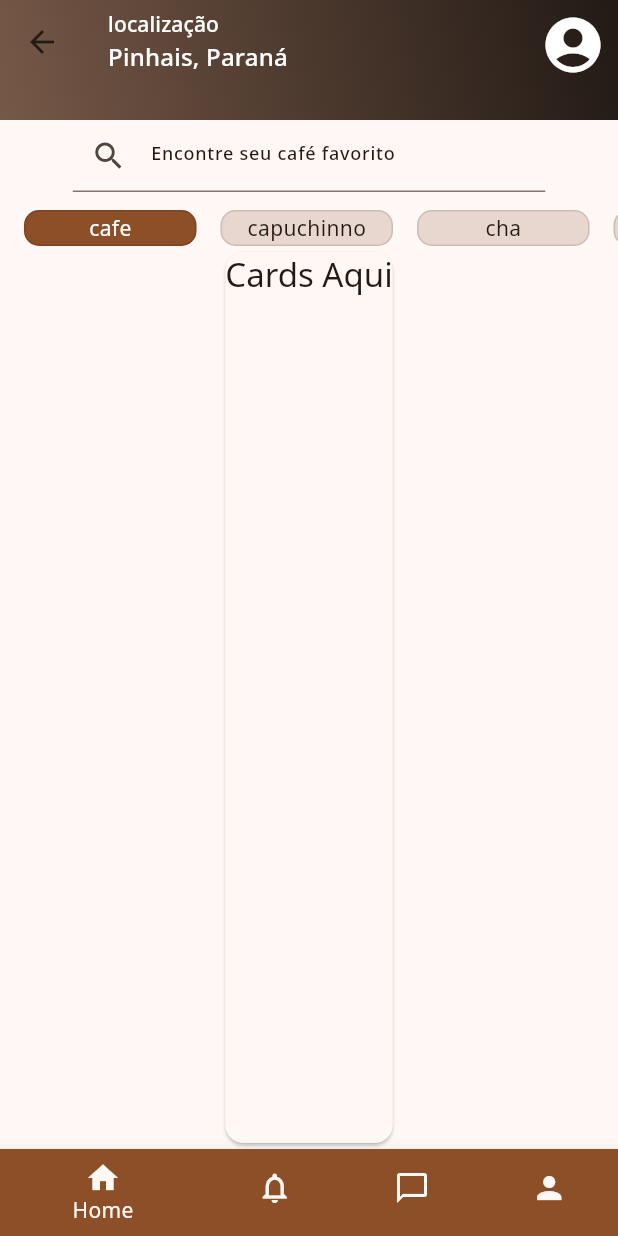
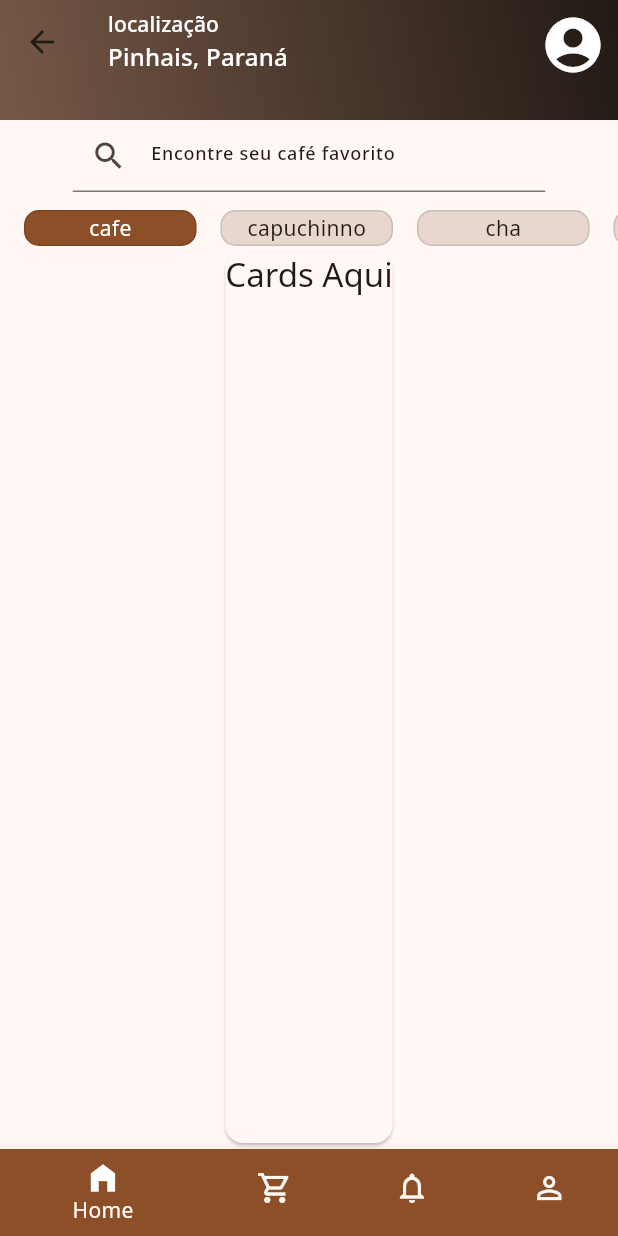
Before and after one commit to andreyrv18/CafePraJa, a Flutter app: the NavigationBottomBar screen opened directly, on a phone screen of 412 x 824 dp. Run offline on Flutter 3.47's test engine with Material 3 defaults, Android fonts, the phone set to English and light mode, and no system bars; our stand-ins replace google_fonts.

Commit message:
refactor: reorganiza as páginas no NavigationBottomBar e melhora a legibilidade do código

```diff
--- a/lib/widgets/navigation_bottom_bar.dart
+++ b/lib/widgets/navigation_bottom_bar.dart
@@ -16,51 +16,55 @@ class _NavigationBottomBarState extends State<NavigationBottomBar> {
   final List<Widget> pages = [
     Scaffold(appBar: AppBarWidget(), body: MyHomePage(title: "Home")),
     Scaffold(
+      appBar: AppBar(title: const Text("Checkout")),
+      body: const Center(child: Text("Página de Checkout")),
+    ),
+    Scaffold(
       appBar: AppBar(title: const Text("Notificações")),
       body: const Center(child: Text("Página de Notificações")),
     ),
-    Scaffold(
-      appBar: AppBar(title: const Text("Mensagens")),
-      body: const Center(child: Text("Página de Mensagens")),
-    ),
     Scaffold(appBar: AppBar(title: const Text("Perfil")), body: Perfil()),
   ];
+
+  void _onItemTapped(int index) {
+    setState(() {
+      currentPageIndex = index;
+    });
+  }
 
   @override
   Widget build(BuildContext context) {
     final ThemeData theme = Theme.of(context);
     return Scaffold(
       body: pages[currentPageIndex],
+
       bottomNavigationBar: BottomNavigationBar(
         currentIndex: currentPageIndex,
-        onTap: (int index) {
-          setState(() {
-            currentPageIndex = index;
-          });
-        },
+        onTap: _onItemTapped,
         items: [
           BottomNavigationBarItem(
             icon: Icon(Icons.home_outlined),
-            activeIcon: Icon(Icons.home_sharp),
+            activeIcon: Icon(Icons.home_filled),
             label: "Home",
             backgroundColor: theme.colorScheme.primary,
           ),
           BottomNavigationBarItem(
+            icon: Icon(Icons.shopping_cart_outlined),
+            activeIcon: Icon(Icons.shopping_cart_checkout_outlined),
+            label: "Checkout",
+          ),
+          BottomNavigationBarItem(
             icon: Icon(Icons.notifications_outlined),
-            activeIcon: Icon(Icons.notifications_sharp),
+            activeIcon: Icon(Icons.notifications_active_rounded),
             label: "Notificações",
           ),
           BottomNavigationBarItem(
-            icon: Icon(Icons.messenger_outline),
-            activeIcon: Icon(Icons.messenger_sharp),
-            label: "Mensagens",
-          ),
-          BottomNavigationBarItem(
-            icon: Icon(Icons.person),
-            activeIcon: Icon(Icons.person_sharp),
+            icon: Icon(Icons.person_outline),
+            activeIcon: Icon(Icons.person_4_sharp),
             label: "Perfil",
           ),
         ],
+        selectedIconTheme: IconThemeData(color: theme.colorScheme.onPrimary),
       ),
     );
   }
```
